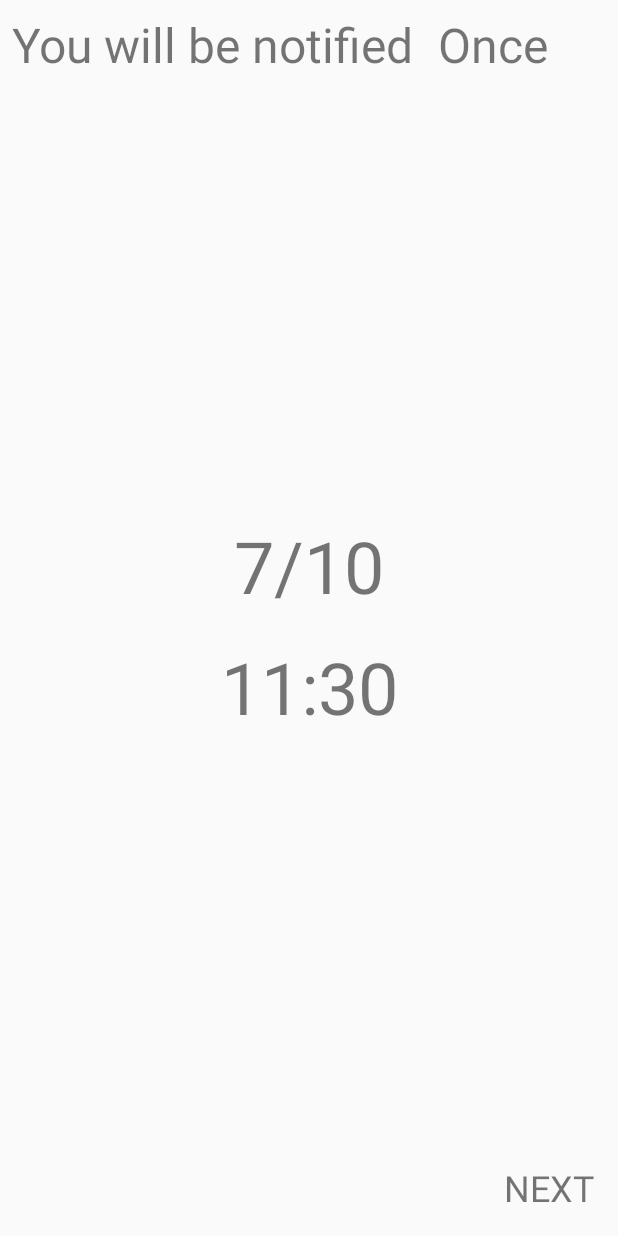
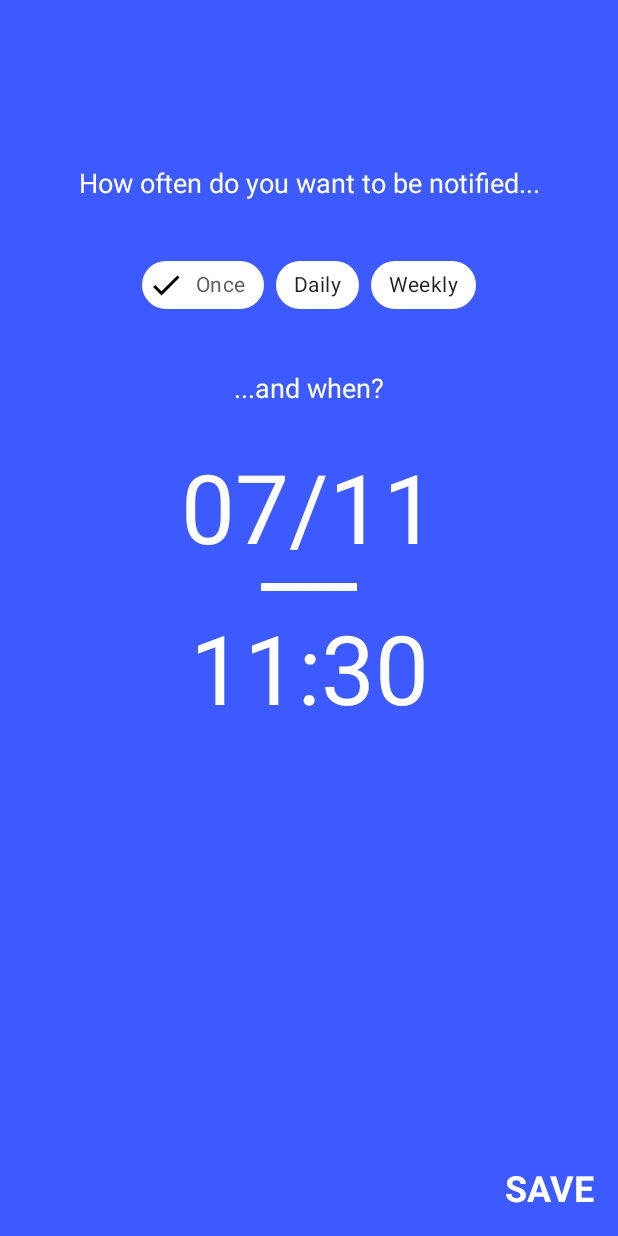
Before and after one commit to r0shka/Remind-Me, an Android app: the SetReminderFragment screen opened through its navigation route, on a phone screen of 412 x 824 dp. Run offline under Robolectric (Android 15) with nearby library versions, the phone set to English and light mode, and no system bars; our stand-ins replace Room's generated code, paging; libraries missing offline, so code that uses them is left out: androidx.paging; 6 statements that could not run were skipped.

Commit message:
ui edited; chips for selecting color and periodicity

```diff
--- a/app/src/main/java/com/example/videoreminder/ui/SetReminderFragment.java
+++ b/app/src/main/java/com/example/videoreminder/ui/SetReminderFragment.java
@@ -13,10 +13,6 @@ import android.util.Log;
 import android.view.LayoutInflater;
 import android.view.View;
 import android.view.ViewGroup;
-import android.widget.AdapterView;
-import android.widget.ArrayAdapter;
-import android.widget.Button;
-import android.widget.Spinner;
 import android.widget.TextView;
 
 import androidx.annotation.NonNull;
@@ -33,14 +29,19 @@ import com.example.videoreminder.ui.dialogs.TimePickerFragment;
 import com.example.videoreminder.utils.Utils;
 import com.example.videoreminder.viewmodel.DateHourSharedViewModel;
 import com.example.videoreminder.viewmodel.TaskViewModel;
+import com.google.android.material.chip.Chip;
+import com.google.android.material.chip.ChipGroup;
 
+import java.text.ParseException;
+import java.text.SimpleDateFormat;
 import java.util.Calendar;
+import java.util.Date;
 
 import static android.content.Context.ALARM_SERVICE;
 import static android.content.Context.NOTIFICATION_SERVICE;
 
 
-public class SetReminderFragment extends Fragment implements AdapterView.OnItemSelectedListener {
+public class SetReminderFragment extends Fragment {
 
     private TaskViewModel viewModel;
     private DateHourSharedViewModel dateHourSharedViewModel;
@@ -80,17 +81,41 @@ public class SetReminderFragment extends Fragment implements AdapterView.OnItemS
         viewModel = ViewModelProviders.of(this).get(TaskViewModel.class);
         dateHourSharedViewModel = ViewModelProviders.of(getActivity()).get(DateHourSharedViewModel.class);
 
-        Spinner spinner = view.findViewById(R.id.frequency_spinner);
-        // Create an ArrayAdapter using the string array and a default spinner layout
-        ArrayAdapter<CharSequence> adapter = ArrayAdapter.createFromResource(getContext(),
-                R.array.reminder_periodicity_array, R.layout.spinner_item);
-        adapter.setDropDownViewResource(android.R.layout.simple_spinner_dropdown_item);
-        spinner.setAdapter(adapter);
-        spinner.setOnItemSelectedListener(this);
-
         observeTime();
         observeDate();
         setDefaultDateTime();
+
+        isRepeatingAlarm = false;
+        periodicity = Task.PERIODICITY_ONE_TIME;
+        ChipGroup chipGroup = view.findViewById(R.id.chip_group_pick_periodicity);
+        chipGroup.setOnCheckedChangeListener((group, checkedId) -> {
+            // Disable uncheck of already selected chip
+            Chip chip = chipGroup.findViewById(checkedId);
+            if (chip != null) {
+                for (int i = 0; i < chipGroup.getChildCount(); i++) {
+                    chipGroup.getChildAt(i).setClickable(true);
+                }
+                chip.setClickable(false);
+            }
+
+            switch (checkedId){
+                case R.id.chip_once:
+                    periodicity = Task.PERIODICITY_ONE_TIME;
+                    Log.i("PERIODICITY", "ONE TIME");
+                    isRepeatingAlarm = false;
+                    break;
+                case R.id.chip_daily:
+                    periodicity = Task.PERIODICITY_DAILY;
+                    Log.i("PERIODICITY", "DAILY");
+                    isRepeatingAlarm = true;
+                    break;
+                case R.id.chip_weekly:
+                    periodicity = Task.PERIODICITY_WEEKLY;
+                    Log.i("PERIODICITY", "WEEKLY");
+                    isRepeatingAlarm = true;
+                    break;
+            }
+        });
 
         pickHour = view.findViewById(R.id.pick_hour);
         pickHour.setOnClickListener(v -> {
@@ -139,18 +164,28 @@ public class SetReminderFragment extends Fragment implements AdapterView.OnItemS
     }
 
     private void observeTime() {
+        SimpleDateFormat simpleDateFormat = new SimpleDateFormat("HH:mm");
+
         dateHourSharedViewModel.getHour().observe(this, hour -> {
             Log.i("Hour picked", "" + hour);
             pickerHour = hour;
         });
+
         dateHourSharedViewModel.getMinute().observe(this, minute -> {
             Log.i("Minute picked", "" + minute);
             pickerMin = minute;
-            pickHour.setText(pickerHour+":"+pickerMin);
+            try {
+                Date date = simpleDateFormat.parse(pickerHour+":"+pickerMin);
+                pickHour.setText(simpleDateFormat.format(date));
+            } catch (ParseException e) {
+                e.printStackTrace();
+            }
         });
     }
 
     private void observeDate() {
+        SimpleDateFormat simpleDateFormat = new SimpleDateFormat("dd/MM");
+
         dateHourSharedViewModel.getYear().observe(this, year -> {
             Log.i("Year picked", "" + year);
             pickerYear = year;
@@ -162,9 +197,13 @@ public class SetReminderFragment extends Fragment implements AdapterView.OnItemS
         dateHourSharedViewModel.getDay().observe(this, day -> {
             Log.i("Day picked", "" + day);
             pickerDay = day;
-            pickDate.setText(pickerDay+"/"+pickerMonth);
+            try {
+                Date date = simpleDateFormat.parse(pickerDay+"/"+(pickerMonth+1));
+                pickDate.setText(simpleDateFormat.format(date));
+            } catch (ParseException e) {
+                e.printStackTrace();
+            }
         });
-
     }
 
     /**
@@ -254,40 +293,4 @@ public class SetReminderFragment extends Fragment implements AdapterView.OnItemS
         calendar.set(Calendar.YEAR, pickerYear);
         alarmTimestamp = calendar.getTimeInMillis();
     }
-
-    /**
-     * Set periodicity based on selected item in spinner.
-     * Using index instead of String content comparison in order to avoid translation problems.
-     * Should implement monthly and yearly periodicity at some point.
-     *
-     * @param adapterView parent
-     * @param view
-     * @param selectedItemIndex index of selected item, 0 for one time, 1 for daily, 2 for weekly
-     * @param l
-     */
-    @Override
-    public void onItemSelected(AdapterView<?> adapterView, View view, int selectedItemIndex, long l) {
-        Log.i("Periodicity selected", "i=" + selectedItemIndex);
-        switch (selectedItemIndex) {
-            case 0:
-                isRepeatingAlarm = false;
-                periodicity = Task.PERIODICITY_ONE_TIME;
-                break;
-            case 1:
-                isRepeatingAlarm = true;
-                periodicity = Task.PERIODICITY_DAILY;
-                break;
-            case 2:
-                isRepeatingAlarm = true;
-                periodicity = Task.PERIODICITY_WEEKLY;
-                break;
-            default:
-                isRepeatingAlarm = false;
-                break;
-        }
-    }
-
-    @Override
-    public void onNothingSelected(AdapterView<?> adapterView) {
-    }
 }
--- a/app/src/main/res/layout/fragment_set_reminder.xml
+++ b/app/src/main/res/layout/fragment_set_reminder.xml
@@ -1,67 +1,148 @@
 <?xml version="1.0" encoding="utf-8"?>
-<androidx.constraintlayout.widget.ConstraintLayout xmlns:android="http://schemas.android.com/apk/res/android"
+<ScrollView xmlns:android="http://schemas.android.com/apk/res/android"
     xmlns:app="http://schemas.android.com/apk/res-auto"
     xmlns:tools="http://schemas.android.com/tools"
     android:id="@+id/pick_date_container"
     android:layout_width="match_parent"
     android:layout_height="match_parent"
+    android:background="@color/background_color_blue"
+    android:fillViewport="true">
+
+    <androidx.constraintlayout.widget.ConstraintLayout
+        android:layout_width="match_parent"
+        android:layout_height="wrap_content"
         tools:context=".ui.SetReminderFragment">
+
 
         <TextView
             android:id="@+id/pick_date_next"
             android:layout_width="wrap_content"
             android:layout_height="wrap_content"
             android:layout_margin="16dp"
-        android:text="Next"
+            android:layout_marginEnd="16dp"
+            android:layout_marginBottom="16dp"
+            android:text="Save"
             android:textAllCaps="true"
+            android:textColor="@android:color/white"
             android:textSize="24sp"
+            android:textStyle="bold"
             app:layout_constraintBottom_toBottomOf="parent"
             app:layout_constraintEnd_toEndOf="parent" />
 
-
-    <Spinner
-        android:id="@+id/frequency_spinner"
-        android:layout_width="wrap_content"
+        <TextView
+            android:id="@+id/reminder_message_one"
+            android:layout_width="match_parent"
             android:layout_height="wrap_content"
-        app:layout_constraintStart_toEndOf="@+id/reminder_message_one"
-        app:layout_constraintTop_toTopOf="parent" />
+            android:gravity="center_horizontal"
+            android:padding="16dp"
+            android:text="How often do you want to be notified..."
+            android:textColor="@android:color/white"
+            android:textSize="18sp"
+            app:layout_constraintBottom_toTopOf="@+id/chip_group_pick_periodicity"
+            app:layout_constraintEnd_toEndOf="parent"
+            app:layout_constraintVertical_bias="0.25"
+            app:layout_constraintHorizontal_bias="0.5"
+            app:layout_constraintStart_toStartOf="parent"
+            app:layout_constraintTop_toTopOf="parent"
+            app:layout_constraintVertical_chainStyle="packed" />
 
         <TextView
-        android:id="@+id/reminder_message_one"
-        android:layout_width="wrap_content"
+            android:id="@+id/textView"
+            android:layout_width="match_parent"
             android:layout_height="wrap_content"
-        android:padding="8dp"
-        android:text="You will be notified"
-        android:textSize="32sp"
+            android:gravity="center_horizontal"
+            android:padding="16dp"
+            android:text="...and when?"
+            android:textColor="@android:color/white"
+            android:textSize="18sp"
+            app:layout_constraintBottom_toTopOf="@+id/pick_date"
+            app:layout_constraintEnd_toEndOf="parent"
+            app:layout_constraintHorizontal_bias="0.5"
             app:layout_constraintStart_toStartOf="parent"
-        app:layout_constraintTop_toTopOf="parent" />
+            app:layout_constraintTop_toBottomOf="@+id/chip_group_pick_periodicity" />
 
         <TextView
             android:id="@+id/pick_date"
             android:layout_width="wrap_content"
             android:layout_height="wrap_content"
             android:padding="8dp"
+            android:textColor="@android:color/white"
+            android:textSize="64sp"
+            app:layout_constraintBottom_toTopOf="@+id/divider"
+            app:layout_constraintEnd_toEndOf="parent"
+            app:layout_constraintHorizontal_bias="0.5"
+            app:layout_constraintStart_toStartOf="parent"
+            app:layout_constraintTop_toBottomOf="@+id/textView"
             app:layout_constraintVertical_chainStyle="packed"
-        android:text="24/10"
-        android:textSize="48sp"
+            tools:text="24/10" />
+
+        <View
+            android:id="@+id/divider"
+            android:layout_width="64dp"
+            android:layout_height="5dp"
+            android:background="@android:color/white"
             app:layout_constraintBottom_toTopOf="@+id/pick_hour"
             app:layout_constraintEnd_toEndOf="parent"
             app:layout_constraintHorizontal_bias="0.5"
             app:layout_constraintStart_toStartOf="parent"
-        app:layout_constraintTop_toBottomOf="@+id/reminder_message_one" />
+            app:layout_constraintTop_toBottomOf="@+id/pick_date" />
 
         <TextView
             android:id="@+id/pick_hour"
             android:layout_width="wrap_content"
             android:layout_height="wrap_content"
             android:padding="8dp"
-        android:text="13:50"
-        android:textSize="48sp"
+            android:textColor="@android:color/white"
+            android:textSize="64sp"
             app:layout_constraintBottom_toTopOf="@+id/pick_date_next"
             app:layout_constraintEnd_toEndOf="parent"
             app:layout_constraintHorizontal_bias="0.5"
             app:layout_constraintStart_toStartOf="parent"
-        app:layout_constraintTop_toBottomOf="@+id/pick_date" />
+            app:layout_constraintTop_toBottomOf="@+id/divider"
+            tools:text="13:50" />
+
+        <com.google.android.material.chip.ChipGroup
+            android:id="@+id/chip_group_pick_periodicity"
+            android:layout_width="wrap_content"
+            android:layout_height="wrap_content"
+            android:layout_margin="16dp"
+            app:checkedChip="@+id/chip_once"
+            app:layout_constraintBottom_toTopOf="@+id/textView"
+            app:layout_constraintEnd_toEndOf="parent"
+            app:layout_constraintHorizontal_bias="0.5"
+            app:layout_constraintStart_toStartOf="parent"
+            app:layout_constraintTop_toBottomOf="@+id/reminder_message_one"
+            app:singleLine="true"
+            app:singleSelection="true">
+
+            <com.google.android.material.chip.Chip
+                android:id="@+id/chip_once"
+                style="@style/Widget.MaterialComponents.Chip.Choice"
+                android:layout_width="wrap_content"
+                android:layout_height="wrap_content"
+                android:text="Once"
+                app:checkedIconVisible="true"
+                app:chipBackgroundColor="@android:color/white" />
+
+            <com.google.android.material.chip.Chip
+                android:id="@+id/chip_daily"
+                style="@style/Widget.MaterialComponents.Chip.Choice"
+                android:layout_width="wrap_content"
+                android:layout_height="wrap_content"
+                android:text="Daily"
+                app:checkedIconVisible="true"
+                app:chipBackgroundColor="@android:color/white" />
+
+            <com.google.android.material.chip.Chip
+                android:id="@+id/chip_weekly"
+                style="@style/Widget.MaterialComponents.Chip.Choice"
+                android:layout_width="wrap_content"
+                android:layout_height="wrap_content"
+                android:text="Weekly"
+                app:checkedIconVisible="true"
+                app:chipBackgroundColor="@android:color/white" />
+        </com.google.android.material.chip.ChipGroup>
 
 
     </androidx.constraintlayout.widget.ConstraintLayout>
+</ScrollView>
--- a/app/src/main/res/layout/spinner_item.xml
+++ /dev/null
@@ -1,10 +0,0 @@
-<?xml version="1.0" encoding="utf-8"?>
-<TextView xmlns:android="http://schemas.android.com/apk/res/android"
-    xmlns:tools="http://schemas.android.com/tools"
-    android:layout_width="match_parent"
-    android:layout_height="match_parent"
-    android:textSize="32sp"
-    android:padding="8dp"
-    tools:text="HEY">
-
-</TextView>
--- a/app/src/main/res/values/colors.xml
+++ b/app/src/main/res/values/colors.xml
@@ -11,4 +11,5 @@
     <color name="background_color_orange">#FB8C00</color>
 
     <color name="mtrl_textinput_default_box_stroke_color" tools:override="true">@android:color/white</color>
+
 </resources>
--- a/app/src/main/res/values/styles.xml
+++ b/app/src/main/res/values/styles.xml
@@ -1,7 +1,6 @@
 <resources>
-
     <!-- Base application theme. -->
-    <style name="AppTheme" parent="Theme.AppCompat.Light.NoActionBar">
+    <style name="AppTheme" parent="Theme.MaterialComponents.Light.NoActionBar">
         <!-- Customize your theme here. -->
         <item name="colorPrimary">@color/colorPrimary</item>
         <item name="colorPrimaryDark">@color/colorPrimaryDark</item>
@@ -9,12 +8,11 @@
     </style>
 
     <style name="TextLabel" parent="TextAppearance.AppCompat">
-        <!-- Hint color and label color in FALSE state -->
         <item name="android:textColorHint">@android:color/white</item>
         <item name="android:textSize">24sp</item>
-        <!-- Label color in TRUE state and bar color FALSE and TRUE State -->
         <item name="colorAccent">@android:color/white</item>
         <item name="colorControlNormal">@android:color/white</item>
         <item name="colorControlActivated">@android:color/white</item>
     </style>
+
 </resources>
--- a/build.gradle
+++ b/build.gradle
@@ -8,7 +8,7 @@ buildscript {
     }
     dependencies {
         def nav_version = "2.1.0"
-        classpath 'com.android.tools.build:gradle:3.5.1'
+        classpath 'com.android.tools.build:gradle:3.5.2'
         classpath "androidx.navigation:navigation-safe-args-gradle-plugin:$nav_version"
 
         // NOTE: Do not place your application dependencies here; they belong
```
Also changed, not shown: app/src/main/java/com/example/videoreminder/ui/NewTaskFragment.java (+41 -56 lines), app/src/main/res/layout/fragment_new_task.xml (+91 -73 lines). Lines whose indentation alone changed are shown as unchanged.
